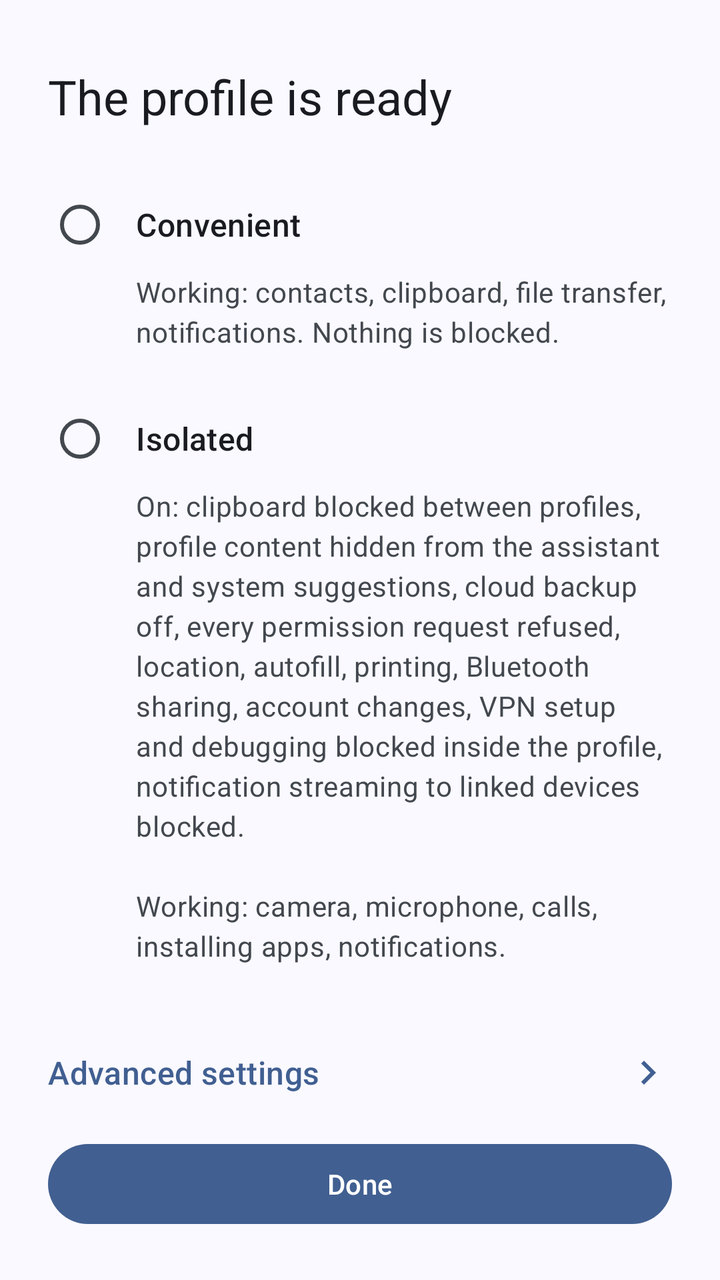
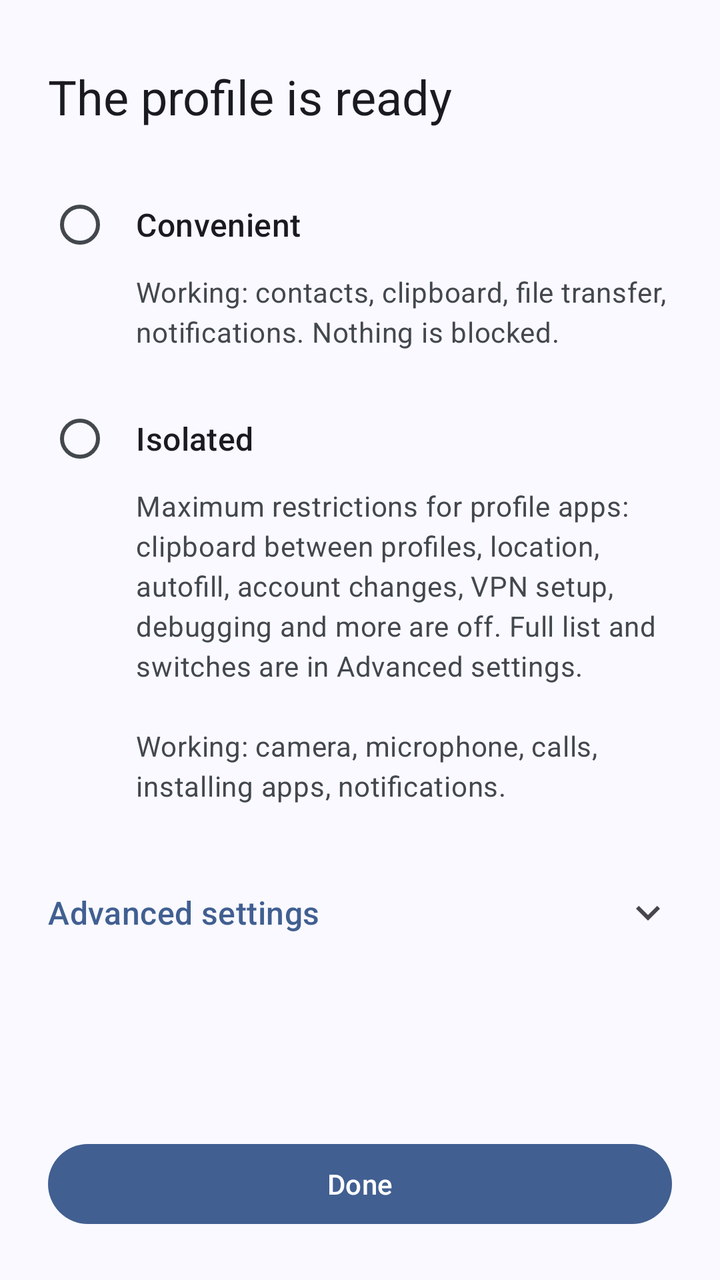

Screens rendered from an Android XML layout before and after an edit, with the pre-edit source and the edit as a unified diff.
<!-- AndroidManifest.xml: activity theme AppTheme -->
<!-- res/layout/activity_isolation_setup.xml -->
<?xml version="1.0" encoding="utf-8"?>
<LinearLayout xmlns:android="http://schemas.android.com/apk/res/android"
    xmlns:app="http://schemas.android.com/apk/res-auto"
    android:id="@+id/isolation_root"
    android:layout_width="match_parent"
    android:layout_height="match_parent"
    android:orientation="vertical"
    android:background="@color/setupWizardContentBackground">

    <ScrollView
        android:layout_width="match_parent"
        android:layout_height="0dp"
        android:layout_weight="1"
        android:paddingStart="24dp"
        android:paddingEnd="24dp"
        android:paddingTop="32dp"
        android:clipToPadding="false"
        android:scrollbars="none">

        <LinearLayout
            android:layout_width="match_parent"
            android:layout_height="wrap_content"
            android:orientation="vertical">

            <TextView
                android:layout_width="match_parent"
                android:layout_height="wrap_content"
                android:textAppearance="?attr/textAppearanceHeadlineSmall"
                android:textColor="@color/setupWizardContentText"
                android:text="@string/isolation_setup_title" />

            <RadioGroup
                android:id="@+id/isolation_choice"
                android:layout_width="match_parent"
                android:layout_height="wrap_content"
                android:layout_marginTop="24dp"
                android:orientation="vertical">

                <RadioButton
                    android:id="@+id/isolation_choice_convenient"
                    android:layout_width="match_parent"
                    android:layout_height="wrap_content"
                    android:paddingStart="12dp"
                    android:textAppearance="?attr/textAppearanceTitleMedium"
                    android:textColor="@color/setupWizardContentText"
                    android:text="@string/isolation_preset_convenient" />

                <TextView
                    android:layout_width="match_parent"
                    android:layout_height="wrap_content"
                    android:layout_marginStart="44dp"
                    android:layout_marginBottom="20dp"
                    android:lineSpacingMultiplier="1.1"
                    android:textAppearance="?attr/textAppearanceBodyMedium"
                    android:textColor="@color/md_onSurfaceVariant"
                    android:text="@string/isolation_preset_convenient_desc" />

                <RadioButton
                    android:id="@+id/isolation_choice_isolated"
                    android:layout_width="match_parent"
                    android:layout_height="wrap_content"
                    android:paddingStart="12dp"
                    android:textAppearance="?attr/textAppearanceTitleMedium"
                    android:textColor="@color/setupWizardContentText"
                    android:text="@string/isolation_preset_isolated" />

                <TextView
                    android:layout_width="match_parent"
                    android:layout_height="wrap_content"
                    android:layout_marginStart="44dp"
                    android:lineSpacingMultiplier="1.1"
                    android:textAppearance="?attr/textAppearanceBodyMedium"
                    android:textColor="@color/md_onSurfaceVariant"
                    android:text="@string/isolation_preset_isolated_desc" />

            </RadioGroup>

            <TextView
                android:id="@+id/isolation_advanced"
                android:layout_width="match_parent"
                android:layout_height="wrap_content"
                android:layout_marginTop="28dp"
                android:paddingTop="14dp"
                android:paddingBottom="14dp"
                android:drawableEnd="@drawable/ic_chevron_right"
                android:gravity="center_vertical"
                android:textAppearance="?attr/textAppearanceTitleMedium"
                android:textColor="@color/md_primary"
                android:text="@string/isolation_setup_advanced" />

        </LinearLayout>

    </ScrollView>

    <com.google.android.material.button.MaterialButton
        android:id="@+id/isolation_done"
        android:layout_width="match_parent"
        android:layout_height="48dp"
        android:layout_marginStart="24dp"
        android:layout_marginEnd="24dp"
        android:layout_marginTop="16dp"
        android:layout_marginBottom="24dp"
        app:cornerRadius="24dp"
        android:textAppearance="?attr/textAppearanceLabelLarge"
        android:text="@string/isolation_setup_done" />

</LinearLayout>
<!-- resources referenced by this layout -->
<resources>
  <color name="md_onSurfaceVariant">#43474E</color>
  <color name="md_primary">#415F91</color>
  <color name="setupWizardContentBackground">@color/md_surface</color>
  <color name="setupWizardContentText">@color/md_onSurface</color>
  <!-- drawable ic_chevron_right (drawable) -->
  <?xml version="1.0" encoding="utf-8"?>
  <vector xmlns:android="http://schemas.android.com/apk/res/android"
      android:width="24dp"
      android:height="24dp"
      android:viewportWidth="24"
      android:viewportHeight="24"
      android:tint="@color/md_primary">
      <path
          android:fillColor="#FF000000"
          android:pathData="M10,6 L8.59,7.41 13.17,12l-4.58,4.59L10,18l6,-6z" />
  </vector>
  <string name="isolation_preset_convenient">Convenient</string>
  <string name="isolation_preset_convenient_desc">Working: contacts, clipboard, file transfer, notifications. Nothing is blocked.</string>
  <string name="isolation_preset_isolated">Isolated</string>
  <string name="isolation_preset_isolated_desc">On: clipboard blocked between profiles, profile content hidden from the assistant and system suggestions, cloud backup off, every permission request refused, location, autofill, printing, Bluetooth sharing, account changes, VPN setup and debugging blocked inside the profile, notification streaming to linked devices blocked.\n\nWorking: camera, microphone, calls, installing apps, notifications.</string>
  <string name="isolation_setup_advanced">Advanced settings</string>
  <string name="isolation_setup_done">Done</string>
  <string name="isolation_setup_title">The profile is ready</string>
  <style name="AppTheme" parent="AppTheme.Override">
          
      </style>
  <color name="md_surface">#F9F9FF</color>
  <color name="md_onSurface">#1A1B20</color>
  <style name="AppTheme.Override" parent="AppTheme.Base">
          
      </style>
  <color name="md_onPrimary">#FFFFFF</color>
  <color name="md_primaryContainer">#D6E3FF</color>
  <color name="md_onPrimaryContainer">#001B3E</color>
  <color name="md_inversePrimary">#AAC7FF</color>
  <color name="md_secondary">#565F71</color>
  <color name="md_onSecondary">#FFFFFF</color>
  <color name="md_secondaryContainer">#DAE2F9</color>
  <color name="md_onSecondaryContainer">#131C2B</color>
  <color name="md_tertiary">#705575</color>
  <color name="md_onTertiary">#FFFFFF</color>
  <color name="md_tertiaryContainer">#FAD8FD</color>
  <color name="md_onTertiaryContainer">#29132D</color>
  <color name="md_error">#B3261E</color>
  <color name="md_onError">#FFFFFF</color>
  <color name="md_errorContainer">#F9DEDC</color>
  <color name="md_onErrorContainer">#410E0B</color>
  <color name="md_success">#2E6B45</color>
  <color name="md_onSuccess">#FFFFFF</color>
  <color name="md_successContainer">#D7EBDD</color>
  <color name="md_onSuccessContainer">#17532F</color>
  <color name="md_warning">#8A5A00</color>
  <color name="md_onWarning">#FFFFFF</color>
  <color name="md_warningContainer">#FFF3E0</color>
  <color name="md_onWarningContainer">#4A3000</color>
  <color name="md_background">#F9F9FF</color>
  <color name="md_onBackground">#1A1B20</color>
  <color name="md_surfaceVariant">#E0E2EC</color>
  <color name="md_inverseSurface">#2F3036</color>
  <color name="md_inverseOnSurface">#F1F0F7</color>
  <color name="md_surfaceContainerLowest">#FFFFFF</color>
  <color name="md_surfaceContainerLow">#F3F3FA</color>
  <color name="md_surfaceContainer">#EDEDF4</color>
  <color name="md_surfaceContainerHigh">#E7E8EE</color>
  <color name="md_surfaceContainerHighest">#E1E2E8</color>
  <color name="md_surfaceDim">#D9D9E0</color>
  <color name="md_surfaceBright">#F9F9FF</color>
  <color name="md_surfaceTint">#415F91</color>
  <color name="md_outline">#73777F</color>
  <color name="md_outlineVariant">#C3C6CF</color>
  <color name="md_scrim">#000000</color>
  <color name="brandBar">@color/md_surfaceContainer</color>
  <color name="brandBarRipple">#1F415F91</color>
  <color name="brandBarIndicator">@color/md_secondaryContainer</color>
  <!-- unchanged entries left out for length: 3 -->
</resources>

<!-- the commit's change to res/layout/activity_isolation_setup.xml (unified diff, before → after) -->
@@ -82,11 +82,20 @@
                 android:layout_marginTop="28dp"
                 android:paddingTop="14dp"
                 android:paddingBottom="14dp"
-                android:drawableEnd="@drawable/ic_chevron_right"
+                android:drawableEnd="@drawable/ic_expand_more"
                 android:gravity="center_vertical"
                 android:textAppearance="?attr/textAppearanceTitleMedium"
                 android:textColor="@color/md_primary"
                 android:text="@string/isolation_setup_advanced" />
+
+            
+            <LinearLayout
+                android:id="@+id/isolation_switches_container"
+                android:layout_width="match_parent"
+                android:layout_height="wrap_content"
+                android:orientation="vertical"
+                android:paddingBottom="12dp"
+                android:visibility="gone" />
 
         </LinearLayout>
 
<!-- resource entries referenced after the edit -->
@@ -4,22 +4,23 @@
   <color name="md_primary">#415F91</color>
   <color name="setupWizardContentBackground">@color/md_surface</color>
   <color name="setupWizardContentText">@color/md_onSurface</color>
-  <!-- drawable ic_chevron_right (drawable) -->
+  <!-- drawable ic_expand_more (drawable) -->
   <?xml version="1.0" encoding="utf-8"?>
   <vector xmlns:android="http://schemas.android.com/apk/res/android"
       android:width="24dp"
       android:height="24dp"
       android:viewportWidth="24"
       android:viewportHeight="24"
-      android:tint="@color/md_primary">
+      android:tint="?attr/colorControlNormal">
+      
       <path
-          android:fillColor="#FF000000"
-          android:pathData="M10,6 L8.59,7.41 13.17,12l-4.58,4.59L10,18l6,-6z" />
+          android:fillColor="@android:color/white"
+          android:pathData="M16.59,8.59L12,13.17 7.41,8.59 6,10l6,6 6,-6z" />
   </vector>
   <string name="isolation_preset_convenient">Convenient</string>
   <string name="isolation_preset_convenient_desc">Working: contacts, clipboard, file transfer, notifications. Nothing is blocked.</string>
   <string name="isolation_preset_isolated">Isolated</string>
-  <string name="isolation_preset_isolated_desc">On: clipboard blocked between profiles, profile content hidden from the assistant and system suggestions, cloud backup off, every permission request refused, location, autofill, printing, Bluetooth sharing, account changes, VPN setup and debugging blocked inside the profile, notification streaming to linked devices blocked.\n\nWorking: camera, microphone, calls, installing apps, notifications.</string>
+  <string name="isolation_preset_isolated_desc">Maximum restrictions for profile apps: clipboard between profiles, location, autofill, account changes, VPN setup, debugging and more are off. Full list and switches are in "Advanced settings".\n\nWorking: camera, microphone, calls, installing apps, notifications.</string>
   <string name="isolation_setup_advanced">Advanced settings</string>
   <string name="isolation_setup_done">Done</string>
   <string name="isolation_setup_title">The profile is ready</string>
